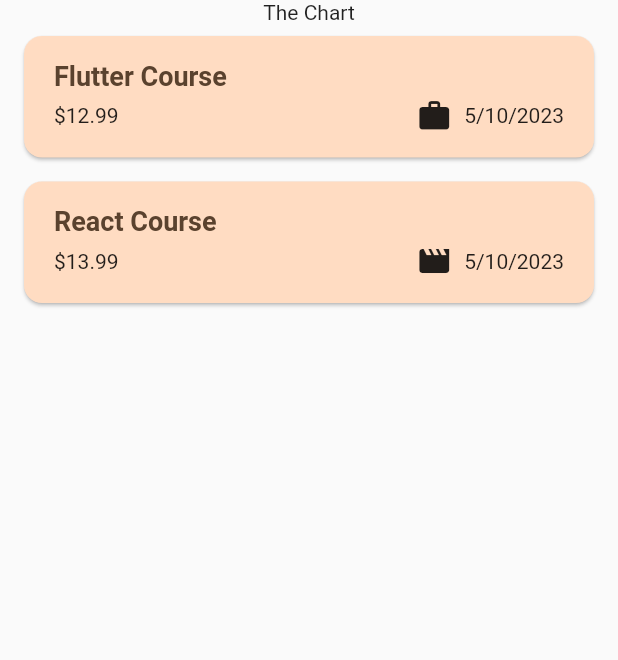
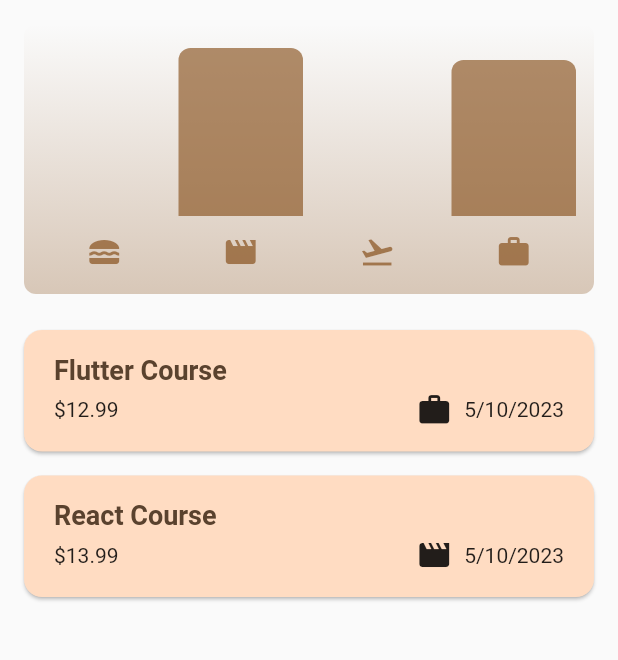
Before and after one commit to kipkoechke/expense_tracker_app, a Flutter app: the screen it shows after launch, on a phone screen of 412 x 824 dp, the part 84-744 px from its top. Run offline on Flutter 3.47's test engine with Material 2 defaults, Android fonts, the phone set to English and light mode, and no system bars.

Commit message:
Added chart

```diff
--- /dev/null
+++ b/lib/widgets/chart/chart.dart
@@ -0,0 +1,95 @@
+import 'package:flutter/material.dart';
+
+import 'package:expense_tracker_app/widgets/chart/chart_bar.dart';
+import 'package:expense_tracker_app/models/expense.dart';
+
+class Chart extends StatelessWidget {
+  const Chart({super.key, required this.expenses});
+
+  final List<Expense> expenses;
+
+  List<ExpenseBucket> get buckets {
+    return [
+      ExpenseBucket.forCategory(expenses, Category.food),
+      ExpenseBucket.forCategory(expenses, Category.leisure),
+      ExpenseBucket.forCategory(expenses, Category.travel),
+      ExpenseBucket.forCategory(expenses, Category.work),
+    ];
+  }
+
+  double get maxTotalExpense {
+    double maxTotalExpense = 0;
+
+    for (final bucket in buckets) {
+      if (bucket.totalExpenses > maxTotalExpense) {
+        maxTotalExpense = bucket.totalExpenses;
+      }
+    }
+
+    return maxTotalExpense;
+  }
+
+  @override
+  Widget build(BuildContext context) {
+    final isDarkMode =
+        MediaQuery.of(context).platformBrightness == Brightness.dark;
+    return Container(
+      margin: const EdgeInsets.all(16),
+      padding: const EdgeInsets.symmetric(
+        vertical: 16,
+        horizontal: 8,
+      ),
+      width: double.infinity,
+      height: 180,
+      decoration: BoxDecoration(
+        borderRadius: BorderRadius.circular(8),
+        gradient: LinearGradient(
+          colors: [
+            Theme.of(context).colorScheme.primary.withOpacity(0.3),
+            Theme.of(context).colorScheme.primary.withOpacity(0.0)
+          ],
+          begin: Alignment.bottomCenter,
+          end: Alignment.topCenter,
+        ),
+      ),
+      child: Column(
+        children: [
+          Expanded(
+            child: Row(
+              crossAxisAlignment: CrossAxisAlignment.end,
+              children: [
+                for (final bucket in buckets) // alternative to map()
+                  ChartBar(
+                    fill: bucket.totalExpenses == 0
+                        ? 0
+                        : bucket.totalExpenses / maxTotalExpense,
+                  )
+              ],
+            ),
+          ),
+          const SizedBox(height: 12),
+          Row(
+            children: buckets
+                .map(
+                  (bucket) => Expanded(
+                    child: Padding(
+                      padding: const EdgeInsets.symmetric(horizontal: 4),
+                      child: Icon(
+                        categoryIcons[bucket.category],
+                        color: isDarkMode
+                            ? Theme.of(context).colorScheme.secondary
+                            : Theme.of(context)
+                                .colorScheme
+                                .primary
+                                .withOpacity(0.7),
+                      ),
+                    ),
+                  ),
+                )
+                .toList(),
+          )
+        ],
+      ),
+    );
+  }
+}
--- /dev/null
+++ b/lib/widgets/chart/chart_bar.dart
@@ -0,0 +1,34 @@
+import 'package:flutter/material.dart';
+
+class ChartBar extends StatelessWidget {
+  const ChartBar({
+    super.key,
+    required this.fill,
+  });
+
+  final double fill;
+
+  @override
+  Widget build(BuildContext context) {
+    final isDarkMode =
+        MediaQuery.of(context).platformBrightness == Brightness.dark;
+    return Expanded(
+      child: Padding(
+        padding: const EdgeInsets.symmetric(horizontal: 4),
+        child: FractionallySizedBox(
+          heightFactor: fill,
+          child: DecoratedBox(
+            decoration: BoxDecoration(
+              shape: BoxShape.rectangle,
+              borderRadius:
+                  const BorderRadius.vertical(top: Radius.circular(8)),
+              color: isDarkMode
+                  ? Theme.of(context).colorScheme.secondary
+                  : Theme.of(context).colorScheme.primary.withOpacity(0.65),
+            ),
+          ),
+        ),
+      ),
+    );
+  }
+}
--- a/lib/widgets/expenses.dart
+++ b/lib/widgets/expenses.dart
@@ -1,3 +1,4 @@
+import 'package:expense_tracker_app/widgets/chart/chart.dart';
 import 'package:flutter/material.dart';
 
 import 'package:expense_tracker_app/widgets/expenses_list/expenses_list.dart';
@@ -92,7 +93,9 @@ class _ExpensesState extends State<Expenses> {
       ),
       body: Column(
         children: [
-          const Text('The Chart'),
+          Chart(
+            expenses: _registeredExpenses,
+          ),
           Expanded(
             child: ExpensesList(
               expenses: _registeredExpenses,
```
